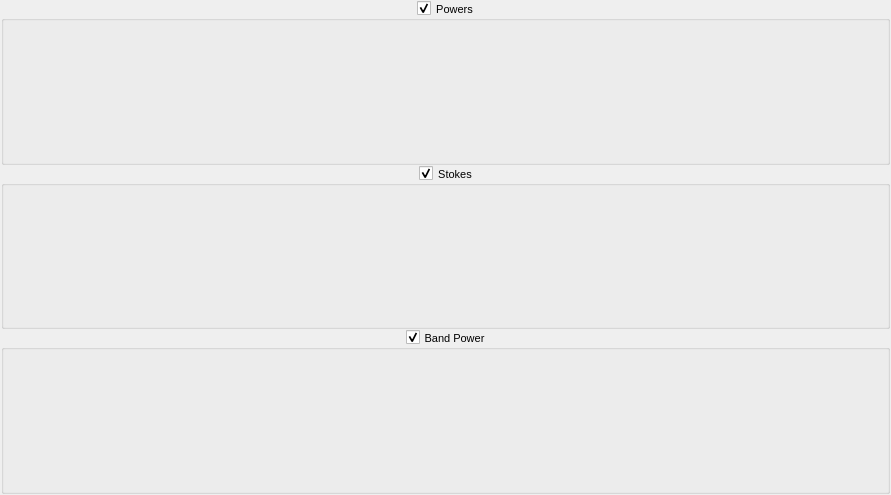
Old version of the form PlotsWidget.ui in the repository ska-sa/AVNSignalAnalyser.
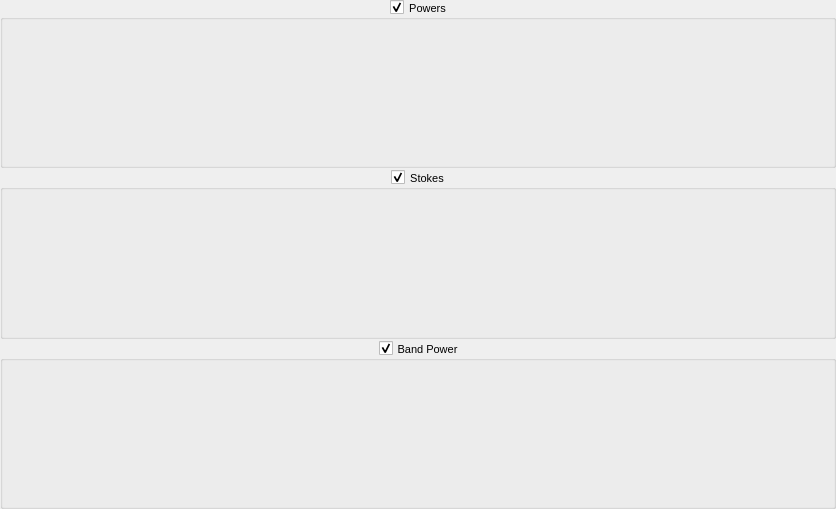
New version of the form.

Commit message: All plots are now undockable from the main GUI.

```diff
--- a/PlotsWidget.ui
+++ b/PlotsWidget.ui
@@ -6,37 +6,28 @@
    <rect>
     <x>0</x>
     <y>0</y>
-    <width>891</width>
-    <height>495</height>
+    <width>836</width>
+    <height>509</height>
    </rect>
   </property>
-  <property name="sizePolicy">
-   <sizepolicy hsizetype="Preferred" vsizetype="Expanding">
-    <horstretch>0</horstretch>
-    <verstretch>0</verstretch>
-   </sizepolicy>
-  </property>
   <property name="windowTitle">
    <string>Form</string>
   </property>
   <layout class="QVBoxLayout" name="verticalLayout">
    <property name="spacing">
-    <number>1</number>
+    <number>2</number>
    </property>
-   <property name="leftMargin">
-    <number>1</number>
-   </property>
-   <property name="topMargin">
-    <number>1</number>
-   </property>
-   <property name="rightMargin">
-    <number>1</number>
-   </property>
-   <property name="bottomMargin">
-    <number>1</number>
+   <property name="margin">
+    <number>0</number>
    </property>
    <item>
     <widget class="QGroupBox" name="groupBox_powers">
+     <property name="sizePolicy">
+      <sizepolicy hsizetype="Preferred" vsizetype="Preferred">
+       <horstretch>0</horstretch>
+       <verstretch>0</verstretch>
+      </sizepolicy>
+     </property>
      <property name="font">
       <font>
        <pointsize>8</pointsize>
@@ -72,6 +63,12 @@
    </item>
    <item>
     <widget class="QGroupBox" name="groupBox_stokesPhase">
+     <property name="sizePolicy">
+      <sizepolicy hsizetype="Preferred" vsizetype="Preferred">
+       <horstretch>0</horstretch>
+       <verstretch>0</verstretch>
+      </sizepolicy>
+     </property>
      <property name="font">
       <font>
        <pointsize>8</pointsize>
@@ -107,6 +104,12 @@
    </item>
    <item>
     <widget class="QGroupBox" name="groupBox_bandPower">
+     <property name="sizePolicy">
+      <sizepolicy hsizetype="Preferred" vsizetype="Preferred">
+       <horstretch>0</horstretch>
+       <verstretch>0</verstretch>
+      </sizepolicy>
+     </property>
      <property name="font">
       <font>
        <pointsize>8</pointsize>
```
Left out of the diff: 33 changed lines with no effect on the pictures. The commit also changes 6 other files.
